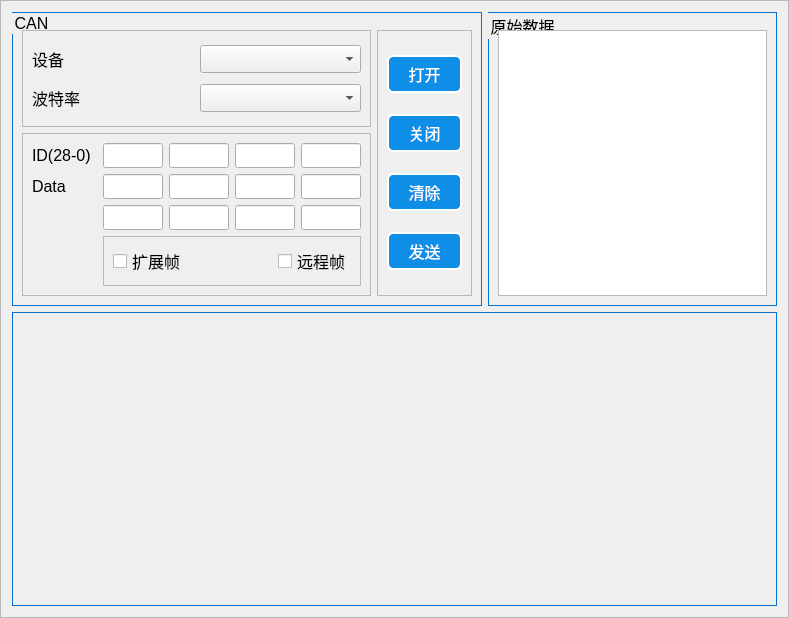
Above: userui/canui.ui from pkzju/super before the change. Below: the same form after it.
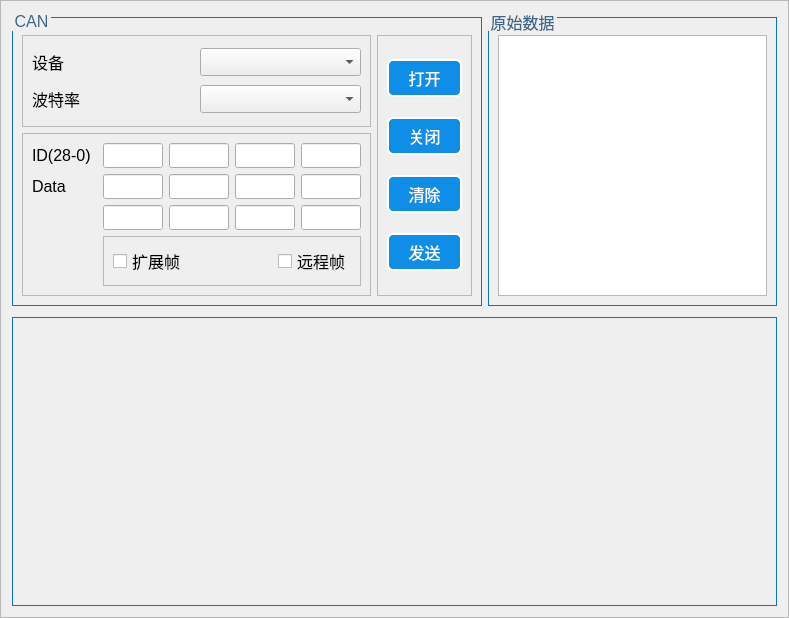
That is the form after the change.

```diff
--- a/userui/canui.ui
+++ b/userui/canui.ui
@@ -20,20 +20,50 @@
 	
     /*font-family: 'Verdana';*/
     font-size: 16px;}
-QPushButton{ 
-	background-color: rgb(14, 142, 231);
+
+/* ******************QPushButton****************** */
+QPushButton{
+    background-color: rgb(14, 142, 231);
 	border-style: outset;
     border-width: 2px;
 	border-radius: 6px;
     color: white;
-    font-size: 16px;}
+	font-size: 16px;
+}
+
+QPushButton:hover{
+    background-color: rgb(57, 159, 251);
+}
+
+QPushButton:pressed{
+    background-color: rgb(0, 125, 213);
+}
+
+QPushButton:disabled{
+    background-color: gray;
+}
+
 QCheckBox{
 	font-size: 16px;
 	alignment:right}
+/* ******************QGroupBox****************** */
 QGroupBox {
 	border: 0.5px solid rgba(12, 112, 208, 255);
+    margin-top: 5px;  /*leave space at the top for the title */
 	padding-top: 8px;
-	font-size: 16px;}
+	font-size: 16px;
+}
+
+QGroupBox::title {
+    subcontrol-origin: margin;
+	/* position at the top center */
+    subcontrol-position: top left; 
+    /*padding: 5px 5px;*/
+    font-size: 16px;
+    font-weight:  bold;
+    color:rgb(60, 104, 137);
+}
+
 </string>
   </property>
   <property name="frameShape">
```
